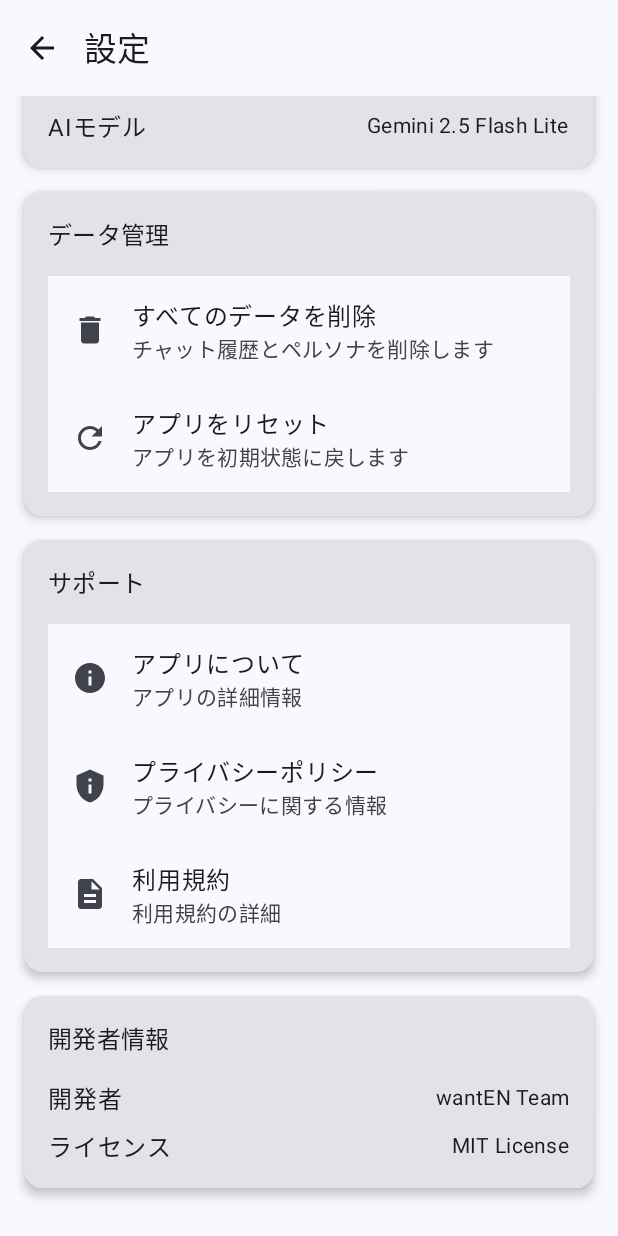
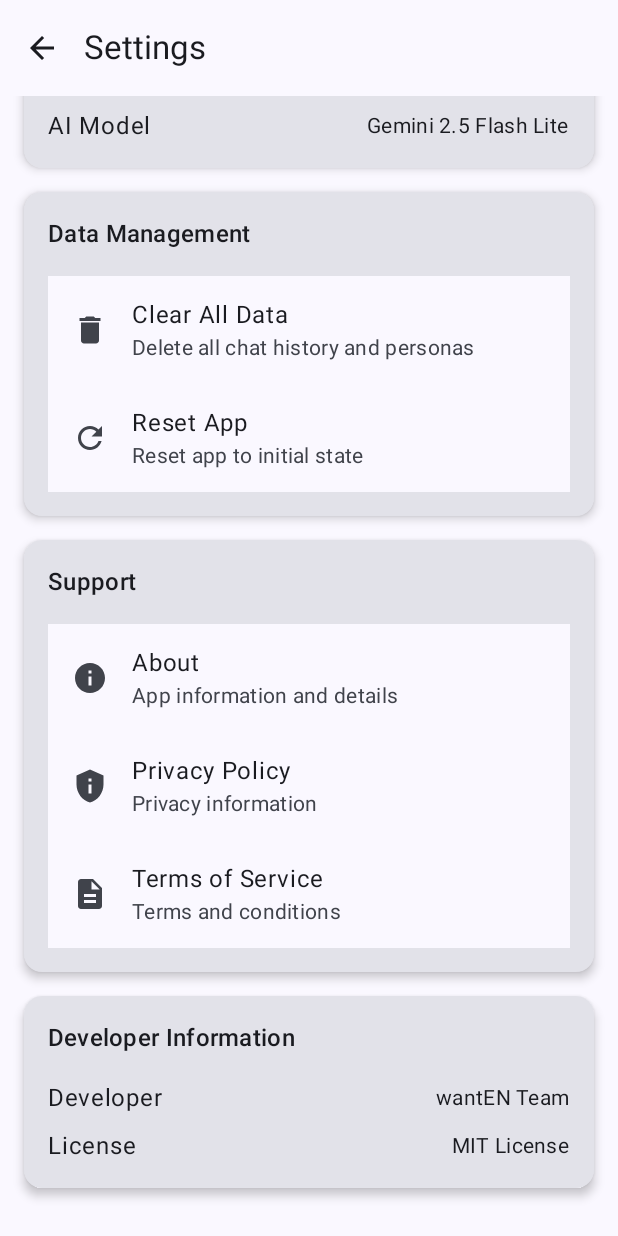
Before and after one commit to tegujupe222/wanten, an Android app built with Jetpack Compose: the SettingsScreen screen opened through its navigation route, scrolled down 96 dp, on a phone screen of 412 x 824 dp. Run offline under Robolectric (Android 15) with nearby library versions, the phone set to English and light mode, and no system bars; our stand-ins replace Dagger/Hilt's generated code.

Commit message:
Convert all UI text to English
- Update PersonaEditScreen: All labels, placeholders, and dialog text to English
- Update SettingsScreen: All section titles, button text, and dialog messages to English
- Update PersonaListScreen: All titles, empty state text, and dialog messages to English
- Update NavGraph: About, Privacy Policy, and Terms of Service content to English
- Maintain consistent English terminology throughout the app
- Ensure proper English grammar and natural language flow

```diff
--- a/app/src/main/java/com/igafactory/want_en/ui/navigation/NavGraph.kt
+++ b/app/src/main/java/com/igafactory/want_en/ui/navigation/NavGraph.kt
@@ -95,24 +95,24 @@ fun NavGraph(
 
         composable(Screen.About.route) {
             InfoScreen(
-                title = "アプリについて",
+                title = "About",
                 content = """
-                    wantEN - AIチャットアプリ
+                    wantEN - AI Chat App
 
-                    バージョン: 1.0.0
-                    AIモデル: Gemini 2.5 Flash Lite
+                    Version: 1.0.0
+                    AI Model: Gemini 2.5 Flash Lite
 
-                    このアプリは、Google Gemini AIを使用した
-                    パーソナライズされたチャット体験を提供します。
+                    This app provides a personalized chat experience
+                    using Google Gemini AI.
 
-                    特徴:
-                    • カスタマイズ可能なAIペルソナ
-                    • 自然な会話体験
-                    • ローカルデータ保存
-                    • プライバシー重視
+                    Features:
+                    • Customizable AI personas
+                    • Natural conversation experience
+                    • Local data storage
+                    • Privacy-focused design
 
-                    開発者: wantEN Team
-                    ライセンス: MIT License
+                    Developer: wantEN Team
+                    License: MIT License
                 """.trimIndent(),
                 onNavigateBack = {
                     navController.popBackStack()
@@ -122,35 +122,33 @@ fun NavGraph(
 
         composable(Screen.Privacy.route) {
             InfoScreen(
-                title = "プライバシーポリシー",
+                title = "Privacy Policy",
                 content = """
-                    プライバシーポリシー
+                    Privacy Policy
 
-                    最終更新日: 2024年8月21日
+                    Last Updated: August 21, 2024
 
-                    1. 情報収集
-                    このアプリは、以下の情報を収集します：
-                    • チャット履歴（ローカル保存のみ）
-                    • ペルソナ設定（ローカル保存のみ）
+                    1. Information Collection
+                    This app collects the following information:
+                    • Chat history (local storage only)
+                    • Persona settings (local storage only)
 
-                    2. 情報の使用
-                    収集した情報は以下の目的でのみ使用されます：
-                    • チャット機能の提供
-                    • ペルソナのカスタマイズ
-                    • アプリの改善
+                    2. Use of Information
+                    Collected information is used only for:
+                    • Providing chat functionality
+                    • Persona customization
+                    • App improvements
 
-                    3. 情報の共有
-                    あなたの個人情報を第三者と共有することはありません。
-                    チャット内容はGoogle Gemini APIに送信されますが、
-                    保存されることはありません。
+                    3. Information Sharing
+                    We do not share your personal information with third parties.
+                    Chat content is sent to Google Gemini API but is not stored.
 
-                    4. データの保存
-                    すべてのデータはデバイス内にローカル保存されます。
-                    クラウドへの自動アップロードは行われません。
+                    4. Data Storage
+                    All data is stored locally on your device.
+                    No automatic upload to cloud services occurs.
 
-                    5. お問い合わせ
-                    プライバシーに関するご質問は、
-                    開発者までお問い合わせください。
+                    5. Contact
+                    For privacy-related questions, please contact the developer.
                 """.trimIndent(),
                 onNavigateBack = {
                     navController.popBackStack()
@@ -160,36 +158,35 @@ fun NavGraph(
 
         composable(Screen.Terms.route) {
             InfoScreen(
-                title = "利用規約",
+                title = "Terms of Service",
                 content = """
-                    利用規約
+                    Terms of Service
 
-                    最終更新日: 2024年8月21日
+                    Last Updated: August 21, 2024
 
-                    1. 利用条件
-                    このアプリの利用により、以下の条件に同意したものとみなされます。
+                    1. Terms of Use
+                    By using this app, you agree to the following terms.
 
-                    2. 利用制限
-                    以下の行為は禁止されています：
-                    • 違法な内容の投稿
-                    • 他者への誹謗中傷
-                    • アプリの改変・逆コンパイル
-                    • 商用利用（許可された場合を除く）
+                    2. Usage Restrictions
+                    The following activities are prohibited:
+                    • Posting illegal content
+                    • Defaming others
+                    • Modifying or reverse engineering the app
+                    • Commercial use (unless permitted)
 
-                    3. 免責事項
-                    開発者は、アプリの利用により生じた
-                    いかなる損害についても責任を負いません。
+                    3. Disclaimer
+                    The developer is not responsible for any damages
+                    arising from the use of this app.
 
-                    4. サービスの変更・終了
-                    開発者は、事前の通知なく
-                    サービスの内容を変更または終了する場合があります。
+                    4. Service Changes
+                    The developer may change or terminate services
+                    without prior notice.
 
-                    5. 準拠法
-                    本規約は日本法に準拠して解釈されます。
+                    5. Governing Law
+                    These terms are governed by Japanese law.
 
-                    6. 規約の変更
-                    本規約は、事前の通知なく
-                    変更される場合があります。
+                    6. Changes to Terms
+                    These terms may be changed without prior notice.
                 """.trimIndent(),
                 onNavigateBack = {
                     navController.popBackStack()
--- a/app/src/main/java/com/igafactory/want_en/ui/screen/PersonaListScreen.kt
+++ b/app/src/main/java/com/igafactory/want_en/ui/screen/PersonaListScreen.kt
@@ -33,10 +33,10 @@ fun PersonaListScreen(
     Scaffold(
         topBar = {
             TopAppBar(
-                title = { Text("ペルソナ") },
+                title = { Text("Personas") },
                 actions = {
                     IconButton(onClick = onNavigateToSettings) {
-                        Icon(Icons.Filled.Settings, contentDescription = "設定")
+                        Icon(Icons.Filled.Settings, contentDescription = "Settings")
                     }
                 }
             )
@@ -45,7 +45,7 @@ fun PersonaListScreen(
             FloatingActionButton(
                 onClick = { onNavigateToPersonaEdit(null) }
             ) {
-                Icon(Icons.Filled.Add, contentDescription = "ペルソナを追加")
+                Icon(Icons.Filled.Add, contentDescription = "Add Persona")
             }
         }
     ) { paddingValues ->
@@ -67,13 +67,13 @@ fun PersonaListScreen(
                     )
                     Spacer(modifier = Modifier.height(16.dp))
                     Text(
-                        text = "ペルソナがありません",
+                        text = "No Personas Yet",
                         style = MaterialTheme.typography.titleMedium,
                         color = MaterialTheme.colorScheme.onSurfaceVariant
                     )
                     Spacer(modifier = Modifier.height(8.dp))
                     Text(
-                        text = "新しいペルソナを作成して\nチャットを始めましょう",
+                        text = "Create a new persona to\nstart chatting",
                         style = MaterialTheme.typography.bodyMedium,
                         color = MaterialTheme.colorScheme.onSurfaceVariant,
                         textAlign = androidx.compose.ui.text.style.TextAlign.Center
@@ -103,12 +103,12 @@ fun PersonaListScreen(
         }
     }
 
-    // 削除確認ダイアログ
+    // Delete Confirmation Dialog
     if (showDeleteDialog && personaToDelete != null) {
         AlertDialog(
             onDismissRequest = { showDeleteDialog = false },
-            title = { Text("ペルソナを削除") },
-            text = { Text("「${personaToDelete!!.displayName}」を削除しますか？この操作は取り消せません。") },
+            title = { Text("Delete Persona") },
+            text = { Text("Delete \"${personaToDelete!!.displayName}\"? This action cannot be undone.") },
             confirmButton = {
                 TextButton(
                     onClick = {
@@ -117,7 +117,7 @@ fun PersonaListScreen(
                         personaToDelete = null
                     }
                 ) {
-                    Text("削除")
+                    Text("Delete")
                 }
             },
             dismissButton = {
@@ -125,7 +125,7 @@ fun PersonaListScreen(
                     showDeleteDialog = false
                     personaToDelete = null
                 }) {
-                    Text("キャンセル")
+                    Text("Cancel")
                 }
             }
         )
@@ -152,7 +152,7 @@ fun PersonaCard(
                 .padding(16.dp),
             verticalAlignment = Alignment.CenterVertically
         ) {
-            // アバター
+            // Avatar
             Box(
                 modifier = Modifier
                     .size(48.dp)
@@ -171,7 +171,7 @@ fun PersonaCard(
 
             Spacer(modifier = Modifier.width(16.dp))
 
-            // ペルソナ情報
+            // Persona Information
             Column(
                 modifier = Modifier.weight(1f)
             ) {
@@ -205,7 +205,7 @@ fun PersonaCard(
                 }
             }
 
-            // アクションボタン
+            // Action Buttons
             Column {
                 IconButton(
                     onClick = onEditClick,
@@ -213,7 +213,7 @@ fun PersonaCard(
                 ) {
                     Icon(
                         Icons.Filled.Edit,
-                        contentDescription = "編集",
+                        contentDescription = "Edit",
                         modifier = Modifier.size(16.dp)
                     )
                 }
@@ -224,7 +224,7 @@ fun PersonaCard(
                 ) {
                     Icon(
                         Icons.Filled.Delete,
-                        contentDescription = "削除",
+                        contentDescription = "Delete",
                         modifier = Modifier.size(16.dp),
                         tint = MaterialTheme.colorScheme.error
                     )
--- a/app/src/main/java/com/igafactory/want_en/ui/screen/SettingsScreen.kt
+++ b/app/src/main/java/com/igafactory/want_en/ui/screen/SettingsScreen.kt
@@ -28,10 +28,10 @@ fun SettingsScreen(
     Scaffold(
         topBar = {
             TopAppBar(
-                title = { Text("設定") },
+                title = { Text("Settings") },
                 navigationIcon = {
                     IconButton(onClick = onNavigateBack) {
-                        Icon(Icons.AutoMirrored.Filled.ArrowBack, contentDescription = "戻る")
+                        Icon(Icons.AutoMirrored.Filled.ArrowBack, contentDescription = "Back")
                     }
                 }
             )
@@ -43,7 +43,7 @@ fun SettingsScreen(
                 .padding(paddingValues)
                 .verticalScroll(rememberScrollState())
         ) {
-            // アプリ情報セクション
+            // App Information Section
             Card(
                 modifier = Modifier
                     .fillMaxWidth()
@@ -54,7 +54,7 @@ fun SettingsScreen(
                     modifier = Modifier.padding(16.dp)
                 ) {
                     Text(
-                        text = "アプリ情報",
+                        text = "App Information",
                         style = MaterialTheme.typography.titleMedium,
                         modifier = Modifier.padding(bottom = 16.dp)
                     )
@@ -64,7 +64,7 @@ fun SettingsScreen(
                         horizontalArrangement = Arrangement.SpaceBetween,
                         verticalAlignment = Alignment.CenterVertically
                     ) {
-                        Text("バージョン")
+                        Text("Version")
                         Text("1.0.0", style = MaterialTheme.typography.bodyMedium)
                     }
 
@@ -75,13 +75,13 @@ fun SettingsScreen(
                         horizontalArrangement = Arrangement.SpaceBetween,
                         verticalAlignment = Alignment.CenterVertically
                     ) {
-                        Text("AIモデル")
+                        Text("AI Model")
                         Text("Gemini 2.5 Flash Lite", style = MaterialTheme.typography.bodyMedium)
                     }
                 }
             }
 
-            // データ管理セクション
+            // Data Management Section
             Card(
                 modifier = Modifier
                     .fillMaxWidth()
@@ -92,28 +92,28 @@ fun SettingsScreen(
                     modifier = Modifier.padding(16.dp)
                 ) {
                     Text(
-                        text = "データ管理",
+                        text = "Data Management",
                         style = MaterialTheme.typography.titleMedium,
                         modifier = Modifier.padding(bottom = 16.dp)
                     )
 
                     ListItem(
-                        headlineContent = { Text("すべてのデータを削除") },
-                        supportingContent = { Text("チャット履歴とペルソナを削除します") },
+                        headlineContent = { Text("Clear All Data") },
+                        supportingContent = { Text("Delete all chat history and personas") },
                         leadingContent = { Icon(Icons.Filled.Delete, contentDescription = null) },
                         modifier = Modifier.clickable { showClearDataDialog = true }
                     )
 
                     ListItem(
-                        headlineContent = { Text("アプリをリセット") },
-                        supportingContent = { Text("アプリを初期状態に戻します") },
+                        headlineContent = { Text("Reset App") },
+                        supportingContent = { Text("Reset app to initial state") },
                         leadingContent = { Icon(Icons.Filled.Refresh, contentDescription = null) },
                         modifier = Modifier.clickable { showResetDialog = true }
                     )
                 }
             }
 
-            // サポートセクション
+            // Support Section
             Card(
                 modifier = Modifier
                     .fillMaxWidth()
@@ -124,35 +124,35 @@ fun SettingsScreen(
                     modifier = Modifier.padding(16.dp)
                 ) {
                     Text(
-                        text = "サポート",
+                        text = "Support",
                         style = MaterialTheme.typography.titleMedium,
                         modifier = Modifier.padding(bottom = 16.dp)
                     )
 
                     ListItem(
-                        headlineContent = { Text("アプリについて") },
-                        supportingContent = { Text("アプリの詳細情報") },
+                        headlineContent = { Text("About") },
+                        supportingContent = { Text("App information and details") },
                         leadingContent = { Icon(Icons.Filled.Info, contentDescription = null) },
                         modifier = Modifier.clickable { onNavigateToAbout() }
                     )
 
                     ListItem(
-                        headlineContent = { Text("プライバシーポリシー") },
-                        supportingContent = { Text("プライバシーに関する情報") },
+                        headlineContent = { Text("Privacy Policy") },
+                        supportingContent = { Text("Privacy information") },
                         leadingContent = { Icon(Icons.Filled.PrivacyTip, contentDescription = null) },
                         modifier = Modifier.clickable { onNavigateToPrivacy() }
                     )
 
                     ListItem(
-                        headlineContent = { Text("利用規約") },
-                        supportingContent = { Text("利用規約の詳細") },
+                        headlineContent = { Text("Terms of Service") },
+                        supportingContent = { Text("Terms and conditions") },
                         leadingContent = { Icon(Icons.Filled.Description, contentDescription = null) },
                         modifier = Modifier.clickable { onNavigateToTerms() }
                     )
                 }
             }
 
-            // 開発者情報セクション
+            // Developer Information Section
             Card(
                 modifier = Modifier
                     .fillMaxWidth()
@@ -163,7 +163,7 @@ fun SettingsScreen(
                     modifier = Modifier.padding(16.dp)
                 ) {
                     Text(
-                        text = "開発者情報",
+                        text = "Developer Information",
                         style = MaterialTheme.typography.titleMedium,
                         modifier = Modifier.padding(bottom = 16.dp)
                     )
@@ -173,7 +173,7 @@ fun SettingsScreen(
                         horizontalArrangement = Arrangement.SpaceBetween,
                         verticalAlignment = Alignment.CenterVertically
                     ) {
-                        Text("開発者")
+                        Text("Developer")
                         Text("wantEN Team", style = MaterialTheme.typography.bodyMedium)
                     }
 
@@ -184,7 +184,7 @@ fun SettingsScreen(
                         horizontalArrangement = Arrangement.SpaceBetween,
                         verticalAlignment = Alignment.CenterVertically
                     ) {
-                        Text("ライセンス")
+                        Text("License")
                         Text("MIT License", style = MaterialTheme.typography.bodyMedium)
                     }
                 }
@@ -194,12 +194,12 @@ fun SettingsScreen(
         }
     }
 
-    // データ削除確認ダイアログ
+    // Clear Data Confirmation Dialog
     if (showClearDataDialog) {
         AlertDialog(
             onDismissRequest = { showClearDataDialog = false },
-            title = { Text("データを削除") },
-            text = { Text("すべてのチャット履歴とペルソナを削除しますか？この操作は取り消せません。") },
+            title = { Text("Clear Data") },
+            text = { Text("Delete all chat history and personas? This action cannot be undone.") },
             confirmButton = {
                 TextButton(
                     onClick = {
@@ -207,23 +207,23 @@ fun SettingsScreen(
                         showClearDataDialog = false
                     }
                 ) {
-                    Text("削除")
+                    Text("Delete")
                 }
             },
             dismissButton = {
                 TextButton(onClick = { showClearDataDialog = false }) {
-                    Text("キャンセル")
+                    Text("Cancel")
                 }
             }
         )
     }
 
-    // リセット確認ダイアログ
+    // Reset Confirmation Dialog
     if (showResetDialog) {
         AlertDialog(
             onDismissRequest = { showResetDialog = false },
-            title = { Text("アプリをリセット") },
-            text = { Text("アプリを初期状態に戻しますか？すべてのデータが削除されます。") },
+            title = { Text("Reset App") },
+            text = { Text("Reset app to initial state? All data will be deleted.") },
             confirmButton = {
                 TextButton(
                     onClick = {
@@ -231,12 +231,12 @@ fun SettingsScreen(
                         showResetDialog = false
                     }
                 ) {
-                    Text("リセット")
+                    Text("Reset")
                 }
             },
             dismissButton = {
                 TextButton(onClick = { showResetDialog = false }) {
-                    Text("キャンセル")
+                    Text("Cancel")
                 }
             }
         )
```
Also changed, not shown: app/src/main/java/com/igafactory/want_en/ui/screen/PersonaEditScreen.kt (+30 -30 lines).
